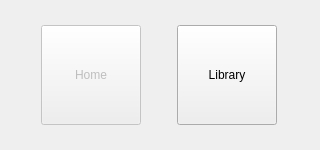
LowbeeNorman/MP3Player, file menubar.ui: the form before one commit.
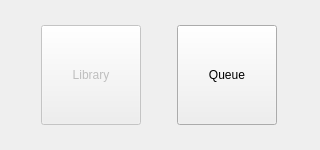
The form after the commit.

Diff of the .ui file:
```diff
--- a/menubar.ui
+++ b/menubar.ui
@@ -27,7 +27,7 @@
   </property>
   <layout class="QHBoxLayout" name="horizontalLayout">
    <item>
-    <widget class="QPushButton" name="homeButton">
+    <widget class="QPushButton" name="libraryButton">
      <property name="enabled">
       <bool>false</bool>
      </property>
@@ -44,12 +44,12 @@
       </size>
      </property>
      <property name="text">
-      <string>Home</string>
+      <string>Library</string>
      </property>
     </widget>
    </item>
    <item>
-    <widget class="QPushButton" name="libraryButton">
+    <widget class="QPushButton" name="queueButton">
      <property name="enabled">
       <bool>true</bool>
      </property>
@@ -66,7 +66,7 @@
       </size>
      </property>
      <property name="text">
-      <string>Library</string>
+      <string>Queue</string>
      </property>
     </widget>
    </item>
```
